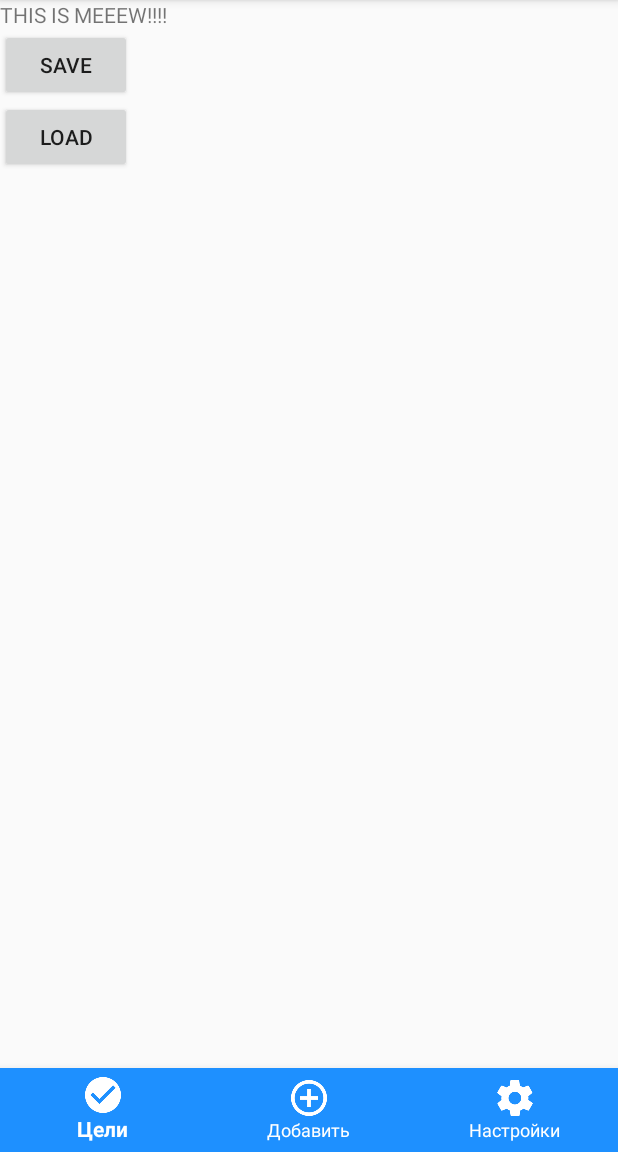
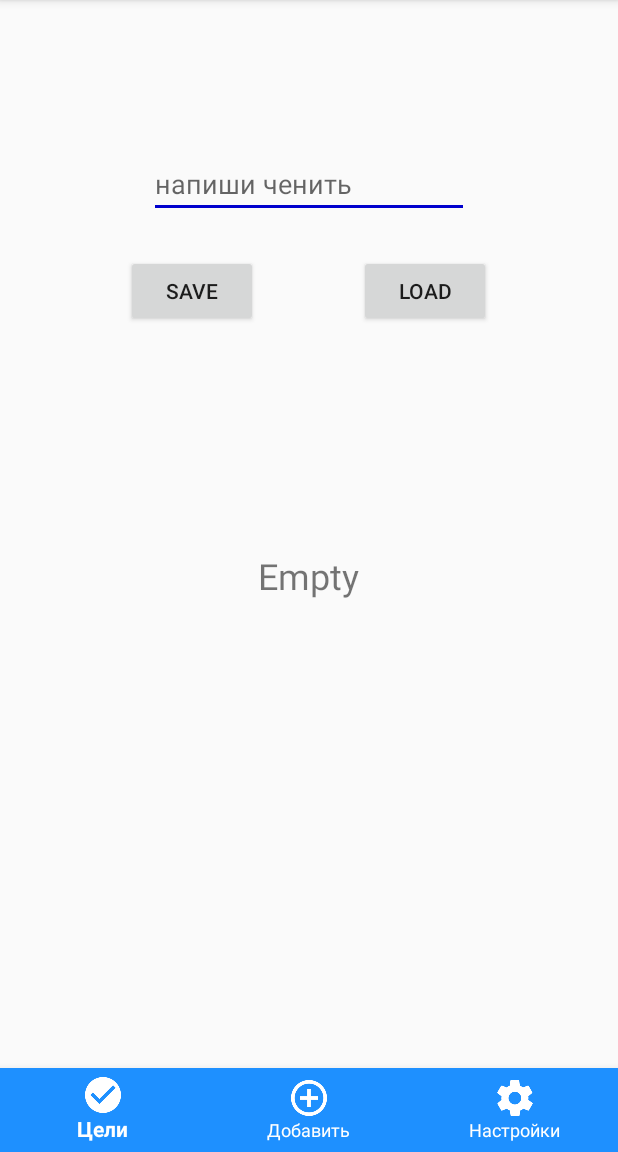
Before and after one commit to Airono/Goals, an Android app: the Mew screen opened directly, with no data from a screen before it, on a phone screen of 412 x 824 dp, the part 84-1236 px from its top. Run offline under Robolectric (Android 15) with nearby library versions, the phone set to English and light mode, and no system bars.

Commit message:
Add EditText

```diff
--- a/app/src/main/res/layout/activity_mew.xml
+++ b/app/src/main/res/layout/activity_mew.xml
@@ -8,32 +8,43 @@
     android:layout_height="match_parent"
     tools:context="com.sanyusha.goals.MainActivity">
 
-    <LinearLayout
+    <RelativeLayout
         android:id="@+id/linear_layout"
         android:orientation="vertical"
         android:layout_width="match_parent"
         android:layout_height="match_parent"
-        android:layout_above="@+id/navigation"
-        android:animateLayoutChanges="true">
-
-        <TextView
-            android:id="@+id/message"
-            android:layout_width="175dp"
-            android:layout_height="wrap_content"
-            android:text="THIS IS MEEEW!!!!" />
+        android:animateLayoutChanges="true"
+        android:layout_alignParentTop="true"
+        android:layout_alignParentStart="true">
 
         <Button
             android:id="@+id/save_button"
             android:layout_width="wrap_content"
             android:layout_height="wrap_content"
-            android:text="Save" />
+            android:text="Save"
+            android:layout_marginTop="170dp"
+            android:layout_alignParentTop="true"
+            android:layout_toStartOf="@+id/message" />
+
+        <TextView
+            android:id="@+id/message"
+            android:layout_width="wrap_content"
+            android:layout_height="wrap_content"
+            android:text="Empty"
+            android:textSize="24sp"
+            android:layout_centerVertical="true"
+            android:layout_centerHorizontal="true" />
 
         <Button
             android:id="@+id/load_button"
             android:layout_width="wrap_content"
             android:layout_height="wrap_content"
-            android:text="Load" />
-    </LinearLayout>
+            android:text="Load"
+            android:layout_alignBaseline="@+id/save_button"
+            android:layout_alignBottom="@+id/save_button"
+            android:layout_toEndOf="@+id/message" />
+
+    </RelativeLayout>
 
     <android.support.design.widget.BottomNavigationView
         android:id="@+id/navigation"
@@ -44,4 +55,16 @@
         app:itemIconTint="@color/nav_item_state_list"
         app:itemTextColor="@color/nav_item_state_list"
         app:menu="@menu/bottom_navigation_items"/>
+
+    <EditText
+        android:id="@+id/editText2"
+        android:layout_width="wrap_content"
+        android:layout_height="wrap_content"
+        android:layout_alignParentTop="true"
+        android:layout_centerHorizontal="true"
+        android:layout_marginTop="100dp"
+        android:ems="10"
+        android:hint="напиши ченить"
+        android:inputType="textMultiLine" />
+
 </RelativeLayout>
```
Also changed, not shown: app/src/main/java/com/sanyusha/goals/Mew.java (+14 -6 lines).
